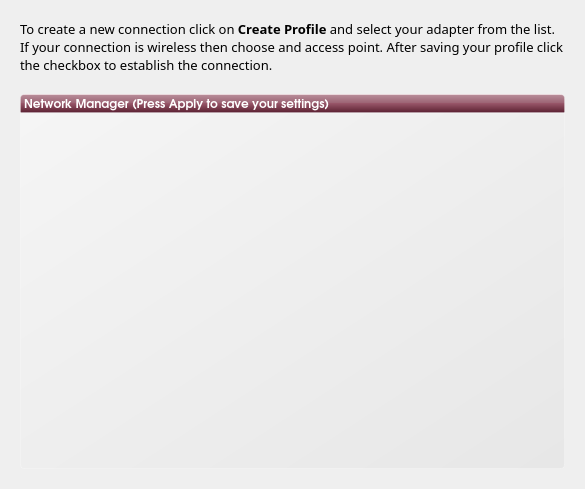
Qt form kde/kaptan/src/gui/networkWidget.ui (pars-linux/uludag) before a commit.
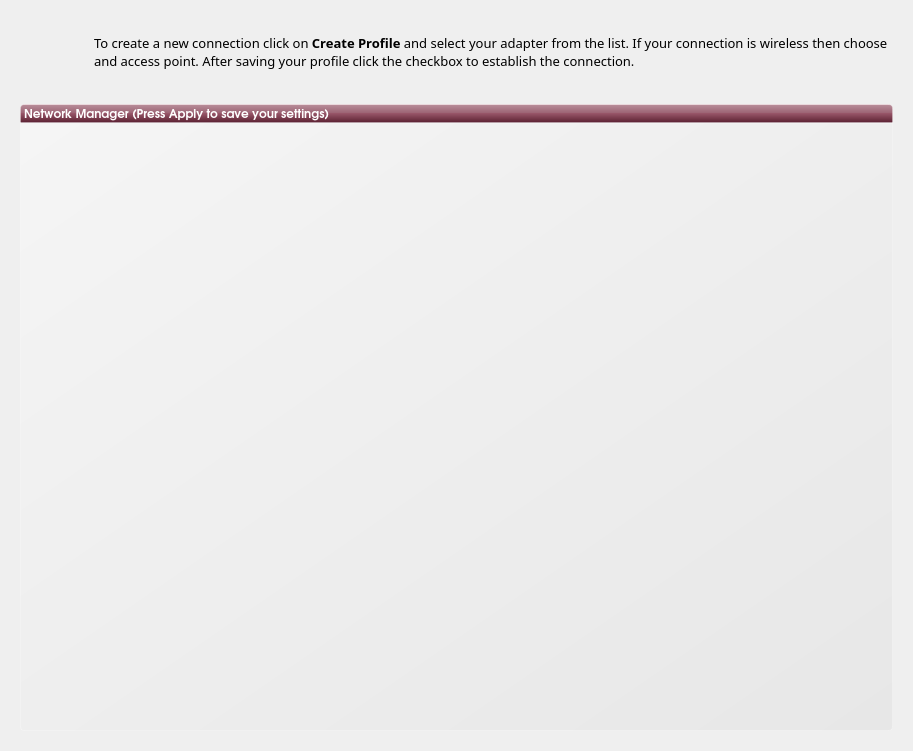
The same form after that commit. Icons and pictures are not drawn.

Patch:
```diff
--- a/kde/kaptan/src/gui/networkWidget.ui
+++ b/kde/kaptan/src/gui/networkWidget.ui
@@ -6,8 +6,8 @@
    <rect>
     <x>0</x>
     <y>0</y>
-    <width>585</width>
-    <height>489</height>
+    <width>913</width>
+    <height>751</height>
    </rect>
   </property>
   <property name="windowTitle">
@@ -26,7 +26,31 @@
    <property name="spacing">
     <number>0</number>
    </property>
-   <item row="0" column="0">
+   <item row="0" column="0" colspan="3">
+    <layout class="QHBoxLayout" name="horizontalLayout">
+     <item>
+      <widget class="QLabel" name="label_2">
+       <property name="minimumSize">
+        <size>
+         <width>64</width>
+         <height>64</height>
+        </size>
+       </property>
+       <property name="maximumSize">
+        <size>
+         <width>64</width>
+         <height>64</height>
+        </size>
+       </property>
+       <property name="text">
+        <string/>
+       </property>
+       <property name="pixmap">
+        <pixmap resource="raw.qrc">:/raw/pics/applications-internet.png</pixmap>
+       </property>
+      </widget>
+     </item>
+     <item>
     <widget class="QLabel" name="description">
      <property name="sizePolicy">
       <sizepolicy hsizetype="Preferred" vsizetype="Preferred">
@@ -55,25 +79,41 @@
      <property name="wordWrap">
       <bool>true</bool>
      </property>
-    </widget>
-   </item>
-   <item row="1" column="0">
-    <spacer name="verticalSpacer_6">
-     <property name="orientation">
-      <enum>Qt::Vertical</enum>
+       <property name="indent">
+        <number>10</number>
+       </property>
+      </widget>
+     </item>
+    </layout>
+   </item>
+   <item row="3" column="0" colspan="2">
+    <widget class="QLabel" name="label">
+     <property name="font">
+      <font>
+       <family>URW Gothic L</family>
+       <pointsize>9</pointsize>
+       <weight>75</weight>
+       <bold>true</bold>
+       <underline>false</underline>
+      </font>
      </property>
-     <property name="sizeType">
-      <enum>QSizePolicy::Fixed</enum>
+     <property name="styleSheet">
+      <string notr="true">background-color: qlineargradient(spread:pad, x1:0.5, y1:1, x2:0.5, y2:0, stop:0 rgba(183, 100, 124, 255), stop:0.0212465 rgba(91, 33, 50, 255), stop:0.521739 rgba(152, 86, 105, 255), stop:0.527174 rgba(155, 98, 115, 255), stop:0.983696 rgba(184, 141, 153, 255), stop:1 rgba(220, 173, 186, 255));
+/*background-color: qlineargradient(spread:pad, x1:1, y1:1, x2:0, y2:0, stop:0 rgba(219, 219, 219, 100), stop:1 rgba(255, 255, 255, 100));*/
+border: 1px solid rgba(255,255,255,50);
+color:white;
+border-top-left-radius: 4px;
+border-top-right-radius: 4px;</string>
      </property>
-     <property name="sizeHint" stdset="0">
-      <size>
-       <width>20</width>
-       <height>20</height>
-      </size>
+     <property name="text">
+      <string>Network Manager (Press Apply to save your settings)</string>
      </property>
-    </spacer>
+     <property name="margin">
+      <number>5</number>
+     </property>
+    </widget>
    </item>
-   <item row="3" column="0">
+   <item row="4" column="0">
     <widget class="QGroupBox" name="groupBox">
      <property name="sizePolicy">
       <sizepolicy hsizetype="Expanding" vsizetype="Expanding">
@@ -121,31 +161,20 @@
     </widget>
    </item>
    <item row="2" column="0">
-    <widget class="QLabel" name="label">
-     <property name="font">
-      <font>
-       <family>URW Gothic L</family>
-       <pointsize>9</pointsize>
-       <weight>75</weight>
-       <bold>true</bold>
-       <underline>false</underline>
-      </font>
+    <spacer name="verticalSpacer_6">
+     <property name="orientation">
+      <enum>Qt::Vertical</enum>
      </property>
-     <property name="styleSheet">
-      <string notr="true">background-color: qlineargradient(spread:pad, x1:0.5, y1:1, x2:0.5, y2:0, stop:0 rgba(183, 100, 124, 255), stop:0.0212465 rgba(91, 33, 50, 255), stop:0.521739 rgba(152, 86, 105, 255), stop:0.527174 rgba(155, 98, 115, 255), stop:0.983696 rgba(184, 141, 153, 255), stop:1 rgba(220, 173, 186, 255));
-/*background-color: qlineargradient(spread:pad, x1:1, y1:1, x2:0, y2:0, stop:0 rgba(219, 219, 219, 100), stop:1 rgba(255, 255, 255, 100));*/
-border: 1px solid rgba(255,255,255,50);
-color:white;
-border-top-left-radius: 4px;
-border-top-right-radius: 4px;</string>
+     <property name="sizeType">
+      <enum>QSizePolicy::Fixed</enum>
      </property>
-     <property name="text">
-      <string>Network Manager (Press Apply to save your settings)</string>
+     <property name="sizeHint" stdset="0">
+      <size>
+       <width>20</width>
+       <height>20</height>
+      </size>
      </property>
-     <property name="margin">
-      <number>5</number>
-     </property>
-    </widget>
+    </spacer>
    </item>
   </layout>
  </widget>
```
Left out of the diff: 6 changed lines with no effect on the pictures. Lines whose indentation alone changed are shown as unchanged.
